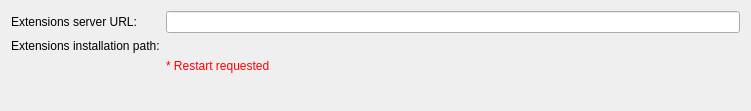
The window that Base/QTGUI/Resources/UI/qSlicerSettingsExtensionsPanel.ui (gezidan/Slicer) describes before a commit, drawn with Qt 5.
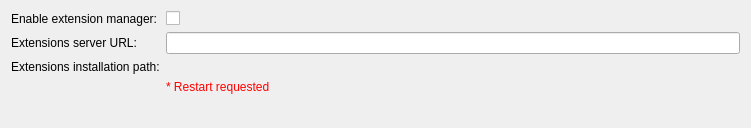
The same window after the commit. Custom widgets are drawn as their Qt base class.

Commit message:
ENH: Add settings allowing to enable Extension Manager
* Edit -> Application Settings -> Extensions Settings -> "Enable extensions manager"

Patch:
```diff
--- a/Base/QTGUI/Resources/UI/qSlicerSettingsExtensionsPanel.ui
+++ b/Base/QTGUI/Resources/UI/qSlicerSettingsExtensionsPanel.ui
@@ -7,37 +7,48 @@
     <x>0</x>
     <y>0</y>
     <width>751</width>
-    <height>111</height>
+    <height>128</height>
    </rect>
   </property>
   <property name="windowTitle">
    <string>Module Settings</string>
   </property>
   <layout class="QFormLayout" name="formLayout">
-   <property name="fieldGrowthPolicy">
-    <enum>QFormLayout::AllNonFixedFieldsGrow</enum>
-   </property>
    <item row="0" column="0">
+    <widget class="QLabel" name="ExtensionsManagerEnabledLabel">
+     <property name="text">
+      <string>Enable extension manager:</string>
+     </property>
+    </widget>
+   </item>
+   <item row="0" column="1">
+    <widget class="QCheckBox" name="ExtensionsManagerEnabledCheckBox">
+     <property name="text">
+      <string/>
+     </property>
+    </widget>
+   </item>
+   <item row="1" column="0">
     <widget class="QLabel" name="ExtensionsServerUrlLabel">
      <property name="text">
       <string>Extensions server URL:</string>
      </property>
     </widget>
    </item>
-   <item row="0" column="1">
+   <item row="1" column="1">
     <widget class="QLineEdit" name="ExtensionsServerUrlLineEdit"/>
    </item>
-   <item row="1" column="0">
+   <item row="3" column="0">
     <widget class="QLabel" name="ExtensionsInstallPathLabel">
      <property name="text">
       <string>Extensions installation path:</string>
      </property>
     </widget>
    </item>
-   <item row="1" column="1">
-    <widget class="ctkDirectoryButton" name="ExtensionsInstallPathButton"/>
+   <item row="3" column="1">
+    <widget class="ctkDirectoryButton" name="ExtensionsInstallPathButton" native="true"/>
    </item>
-   <item row="2" column="1">
+   <item row="5" column="1">
     <widget class="QLabel" name="RestartRequestedLabel">
      <property name="text">
       <string>&lt;font color=&quot;red&quot;&gt;* Restart requested&lt;/font&gt;</string>
```
Left out of the diff: 2 changed lines with no effect on the pictures. The commit also changes 4 other files.
